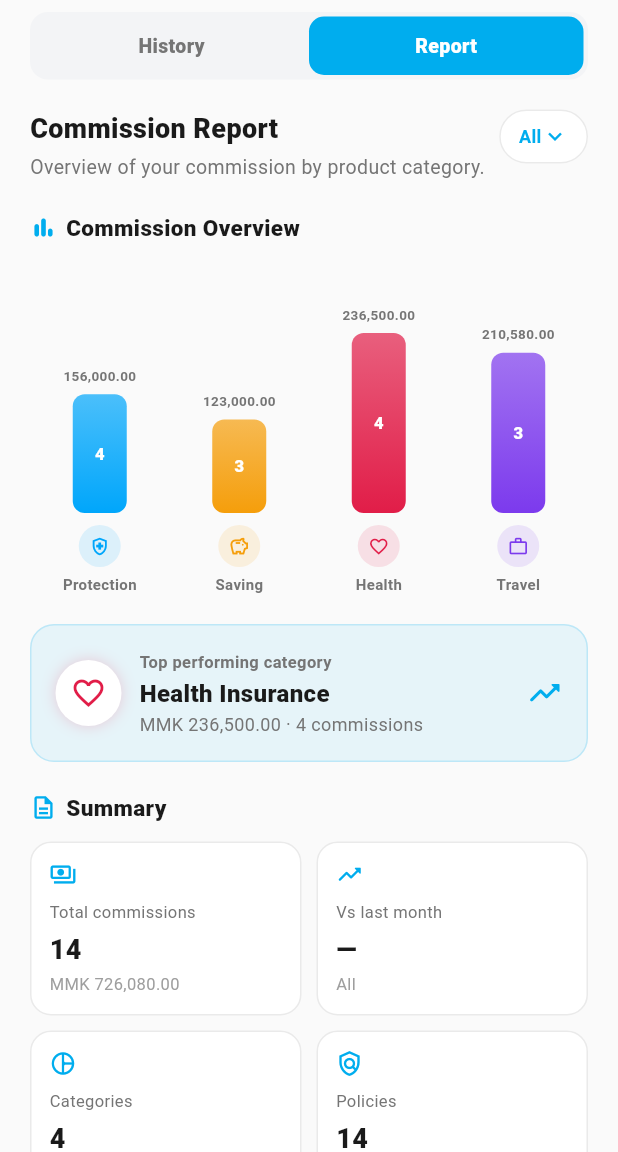
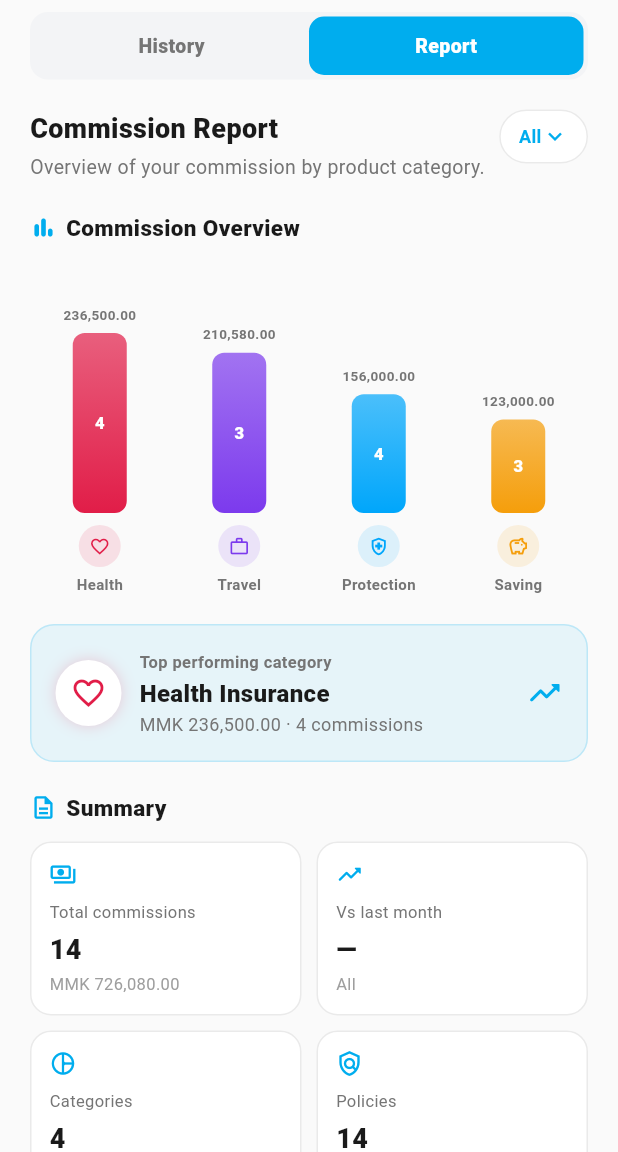
Before and after one commit to maungsaw/life_insurance, a Flutter app: the CommissionHistoryPage screen opened by its route, after a tap on "Report", on a phone screen of 412 x 824 dp, the part 84-1236 px from its top. Run offline on Flutter 3.47's test engine with Material 3 defaults, Android fonts, the phone set to English and light mode, and no system bars; our stand-ins replace connectivity_plus, dio, equatable, firebase_core, firebase_messaging, firebase_remote_config and 8 more; missing offline and left inert: file_selector, flutter_foreground_task, freerasp; accounts and stored records are empty; statements that could not run were skipped.

Commit message:
Enhance commission report functionality and layout
- Added export for CommissionOverviewLayout to presentation.dart for better data handling.
- Updated CommissionReportBody to utilize CommissionOverviewLayout for improved report generation.
- Replaced the previous category bar implementation with CommissionOverviewChart for enhanced visual representation.
- Updated documentation to reflect new features and improvements in the commission report layout.

```diff
--- /dev/null
+++ b/lib/features/profile/presentation/models/commission_overview_layout.dart
@@ -0,0 +1,133 @@
+import 'package:flutter/material.dart';
+import 'package:life_insurance/features/profile/presentation/models/commission_mock_data.dart';
+
+/// Density switch for Commission Overview — few bars vs many rows (docs/85).
+enum CommissionOverviewMode { empty, single, few, scroll, list }
+
+class CommissionOverviewSlice {
+  const CommissionOverviewSlice({
+    required this.amount,
+    required this.count,
+    this.line,
+    this.othersCategoryCount,
+  });
+
+  factory CommissionOverviewSlice.fromStat(CommissionLineStat stat) {
+    return CommissionOverviewSlice(
+      line: stat.line,
+      amount: stat.amount,
+      count: stat.count,
+    );
+  }
+
+  factory CommissionOverviewSlice.others({
+    required double amount,
+    required int count,
+    required int othersCategoryCount,
+  }) {
+    return CommissionOverviewSlice(
+      amount: amount,
+      count: count,
+      othersCategoryCount: othersCategoryCount,
+    );
+  }
+
+  final CommissionLine? line;
+  final double amount;
+  final int count;
+  final int? othersCategoryCount;
+
+  bool get isOthers => line == null;
+
+  String get label => line?.label ?? 'Others';
+
+  IconData get icon => line?.icon ?? Icons.more_horiz_rounded;
+
+  Color get color => line?.color ?? const Color(0xFF64748B);
+
+  String get semanticsLabel {
+    final money = amount <= 0 ? 'none' : CommissionFormat.money(amount);
+    final extra = othersCategoryCount == null
+        ? ''
+        : ', $othersCategoryCount more categories';
+    return '$label, $money, $count commissions$extra';
+  }
+}
+
+class CommissionOverviewPlan {
+  const CommissionOverviewPlan({
+    required this.mode,
+    required this.slices,
+    required this.maxAmount,
+  });
+
+  final CommissionOverviewMode mode;
+  final List<CommissionOverviewSlice> slices;
+  final double maxAmount;
+}
+
+/// Thresholds live here so widgets do not scatter magic numbers (docs/85).
+abstract final class CommissionOverviewLayout {
+  static const fewMax = 4;
+  static const scrollMax = 7;
+  static const listFrom = 8;
+  static const othersAfter = 10;
+  static const barMinWidth = 72.0;
+  static const barPeek = 8.0;
+
+  static CommissionOverviewMode modeFor(int positiveCount) {
+    if (positiveCount <= 0) return CommissionOverviewMode.empty;
+    if (positiveCount == 1) return CommissionOverviewMode.single;
+    if (positiveCount <= fewMax) return CommissionOverviewMode.few;
+    if (positiveCount <= scrollMax) return CommissionOverviewMode.scroll;
+    return CommissionOverviewMode.list;
+  }
+
+  static CommissionOverviewPlan plan(List<CommissionLineStat> lines) {
+    final sortedAll = [...lines]
+      ..sort((a, b) => b.amount.compareTo(a.amount));
+    final positives = sortedAll.where((s) => s.amount > 0).toList();
+    final mode = modeFor(positives.length);
+
+    final slices = switch (mode) {
+      CommissionOverviewMode.empty => const <CommissionOverviewSlice>[],
+      CommissionOverviewMode.single =>
+        positives.map(CommissionOverviewSlice.fromStat).toList(),
+      CommissionOverviewMode.few =>
+        (lines.length <= fewMax ? sortedAll : positives)
+            .map(CommissionOverviewSlice.fromStat)
+            .toList(),
+      CommissionOverviewMode.scroll =>
+        positives.map(CommissionOverviewSlice.fromStat).toList(),
+      CommissionOverviewMode.list => _bucketOthers(positives),
+    };
+
+    final maxAmount = slices.fold<double>(
+      0,
+      (m, s) => s.amount > m ? s.amount : m,
+    );
+    return CommissionOverviewPlan(
+      mode: mode,
+      slices: slices,
+      maxAmount: maxAmount,
+    );
+  }
+
+  static List<CommissionOverviewSlice> _bucketOthers(
+    List<CommissionLineStat> positives,
+  ) {
+    if (positives.length <= othersAfter) {
+      return positives.map(CommissionOverviewSlice.fromStat).toList();
+    }
+    final head = positives.take(othersAfter);
+    final tail = positives.skip(othersAfter);
+    return [
+      ...head.map(CommissionOverviewSlice.fromStat),
+      CommissionOverviewSlice.others(
+        amount: tail.fold<double>(0, (s, e) => s + e.amount),
+        count: tail.fold<int>(0, (s, e) => s + e.count),
+        othersCategoryCount: tail.length,
+      ),
+    ];
+  }
+}
--- a/lib/features/profile/presentation/pages/commission_report_body.dart
+++ b/lib/features/profile/presentation/pages/commission_report_body.dart
@@ -1,8 +1,10 @@
 import 'package:flutter/material.dart';
 import 'package:life_insurance/core/core.dart' show AppColors;
 import 'package:life_insurance/features/profile/presentation/models/commission_mock_data.dart';
+import 'package:life_insurance/features/profile/presentation/models/commission_overview_layout.dart';
+import 'package:life_insurance/features/profile/presentation/widgets/commission_overview_chart.dart';
 
-/// Report dashboard body — category bars, top performer, summary (docs/80).
+/// Report dashboard body — category bars, top performer, summary (docs/80 · 85).
 class CommissionReportBody extends StatelessWidget {
   const CommissionReportBody({
     super.key,
@@ -15,7 +17,9 @@ class CommissionReportBody extends StatelessWidget {
 
   @override
   Widget build(BuildContext context) {
-    final lines = CommissionMockData.reportLines(period);
+    final plan = CommissionOverviewLayout.plan(
+      CommissionMockData.reportLines(period),
+    );
     final top = CommissionMockData.topLine(period);
     final total = CommissionMockData.sumFor(period);
     final count = CommissionMockData.filtered(period).length;
@@ -24,7 +28,6 @@ class CommissionReportBody extends StatelessWidget {
         : 0.0;
     final vsPct = last > 0 ? ((total - last) / last * 100).round() : null;
     final vsAmount = last > 0 ? (total - last).abs() : 0.0;
-    final maxAmount = lines.fold<double>(0, (m, s) => s.amount > m ? s.amount : m);
 
     return ListView(
       padding: const EdgeInsets.fromLTRB(20, 8, 20, 32),
@@ -66,7 +69,7 @@ class CommissionReportBody extends StatelessWidget {
           label: 'Commission Overview',
         ),
         const SizedBox(height: 14),
-        if (maxAmount <= 0)
+        if (plan.mode == CommissionOverviewMode.empty)
           Padding(
             padding: EdgeInsets.symmetric(vertical: 32),
             child: Center(
@@ -80,21 +83,7 @@ class CommissionReportBody extends StatelessWidget {
             ),
           )
         else
-          SizedBox(
-            height: 220,
-            child: Row(
-              crossAxisAlignment: CrossAxisAlignment.end,
-              children: [
-                for (final stat in lines)
-                  Expanded(
-                    child: _CategoryBar(
-                      stat: stat,
-                      maxAmount: maxAmount,
-                    ),
-                  ),
-              ],
-            ),
-          ),
+          CommissionOverviewChart(plan: plan),
         if (top != null) ...[
           const SizedBox(height: 20),
           _TopCategoryCard(stat: top),
@@ -241,82 +230,6 @@ class _SectionTitle extends StatelessWidget {
   }
 }
 
-class _CategoryBar extends StatelessWidget {
-  const _CategoryBar({required this.stat, required this.maxAmount});
-
-  final CommissionLineStat stat;
-  final double maxAmount;
-
-  @override
-  Widget build(BuildContext context) {
-    final h = maxAmount <= 0 ? 0.0 : (stat.amount / maxAmount) * 120;
-    return Padding(
-      padding: const EdgeInsets.symmetric(horizontal: 4),
-      child: Column(
-        mainAxisAlignment: MainAxisAlignment.end,
-        children: [
-          Text(
-            stat.amount <= 0 ? '—' : CommissionFormat.money(stat.amount),
-            maxLines: 1,
-            overflow: TextOverflow.ellipsis,
-            style: TextStyle(
-              fontSize: 9,
-              fontWeight: FontWeight.w700,
-              color: AppColors.onSurfaceSecondary(context),
-            ),
-          ),
-          const SizedBox(height: 6),
-          Container(
-            height: h.clamp(8, 120),
-            width: 36,
-            alignment: Alignment.center,
-            decoration: BoxDecoration(
-              gradient: LinearGradient(
-                begin: Alignment.bottomCenter,
-                end: Alignment.topCenter,
-                colors: [
-                  stat.line.color,
-                  stat.line.color.withValues(alpha: 0.7),
-                ],
-              ),
-              borderRadius: BorderRadius.circular(8),
-            ),
-            child: Text(
-              '${stat.count}',
-              style: TextStyle(
-                color: AppColors.surface(context),
-                fontWeight: FontWeight.w800,
-                fontSize: 11,
-              ),
-            ),
-          ),
-          const SizedBox(height: 8),
-          Container(
-            width: 28,
-            height: 28,
-            decoration: BoxDecoration(
-              color: stat.line.color.withValues(alpha: 0.12),
-              shape: BoxShape.circle,
-            ),
-            child: Icon(stat.line.icon, size: 14, color: stat.line.color),
-          ),
-          const SizedBox(height: 4),
-          Text(
-            stat.line.label,
-            maxLines: 1,
-            overflow: TextOverflow.ellipsis,
-            style: TextStyle(
-              fontSize: 10,
-              fontWeight: FontWeight.w700,
-              color: AppColors.onSurfaceSecondary(context),
-            ),
-          ),
-        ],
-      ),
-    );
-  }
-}
-
 class _TopCategoryCard extends StatelessWidget {
   const _TopCategoryCard({required this.stat});
 
--- a/lib/features/profile/presentation/presentation.dart
+++ b/lib/features/profile/presentation/presentation.dart
@@ -1,3 +1,4 @@
 export 'pages/pages.dart';
 export 'models/profile_mock_data.dart';
 export 'models/commission_mock_data.dart';
+export 'models/commission_overview_layout.dart';
--- /dev/null
+++ b/lib/features/profile/presentation/widgets/commission_overview_chart.dart
@@ -0,0 +1,283 @@
+import 'package:flutter/material.dart';
+import 'package:life_insurance/core/core.dart' show AppColors;
+import 'package:life_insurance/features/profile/presentation/models/commission_mock_data.dart';
+import 'package:life_insurance/features/profile/presentation/models/commission_overview_layout.dart';
+
+/// Category chart that switches density with count (docs/85).
+class CommissionOverviewChart extends StatelessWidget {
+  const CommissionOverviewChart({super.key, required this.plan});
+
+  final CommissionOverviewPlan plan;
+
+  @override
+  Widget build(BuildContext context) {
+    return switch (plan.mode) {
+      CommissionOverviewMode.empty => const SizedBox.shrink(),
+      CommissionOverviewMode.single || CommissionOverviewMode.list =>
+        _CategoryList(plan: plan),
+      CommissionOverviewMode.few => _FewBars(plan: plan),
+      CommissionOverviewMode.scroll => _ScrollBars(plan: plan),
+    };
+  }
+}
+
+class _FewBars extends StatelessWidget {
+  const _FewBars({required this.plan});
+
+  final CommissionOverviewPlan plan;
+
+  @override
+  Widget build(BuildContext context) {
+    return SizedBox(
+      key: const Key('commission-overview-few'),
+      height: 220,
+      child: Row(
+        crossAxisAlignment: CrossAxisAlignment.end,
+        children: [
+          for (final slice in plan.slices)
+            Expanded(
+              child: _CategoryBar(
+                slice: slice,
+                maxAmount: plan.maxAmount,
+              ),
+            ),
+        ],
+      ),
+    );
+  }
+}
+
+class _ScrollBars extends StatelessWidget {
+  const _ScrollBars({required this.plan});
+
+  final CommissionOverviewPlan plan;
+
+  @override
+  Widget build(BuildContext context) {
+    return SizedBox(
+      key: const Key('commission-overview-scroll'),
+      height: 220,
+      child: SingleChildScrollView(
+        scrollDirection: Axis.horizontal,
+        clipBehavior: Clip.hardEdge,
+        child: Row(
+          crossAxisAlignment: CrossAxisAlignment.end,
+          children: [
+            for (final slice in plan.slices)
+              SizedBox(
+                width: CommissionOverviewLayout.barMinWidth,
+                child: _CategoryBar(
+                  slice: slice,
+                  maxAmount: plan.maxAmount,
+                ),
+              ),
+            const SizedBox(width: CommissionOverviewLayout.barPeek),
+          ],
+        ),
+      ),
+    );
+  }
+}
+
+class _CategoryList extends StatelessWidget {
+  const _CategoryList({required this.plan});
+
+  final CommissionOverviewPlan plan;
+
+  @override
+  Widget build(BuildContext context) {
+    final key = plan.mode == CommissionOverviewMode.single
+        ? const Key('commission-overview-single')
+        : const Key('commission-overview-list');
+    return Column(
+      key: key,
+      children: [
+        for (var i = 0; i < plan.slices.length; i++) ...[
+          if (i > 0) const SizedBox(height: 10),
+          _CategoryListTile(
+            slice: plan.slices[i],
+            maxAmount: plan.maxAmount,
+          ),
+        ],
+      ],
+    );
+  }
+}
+
+class _CategoryBar extends StatelessWidget {
+  const _CategoryBar({required this.slice, required this.maxAmount});
+
+  final CommissionOverviewSlice slice;
+  final double maxAmount;
+
+  @override
+  Widget build(BuildContext context) {
+    final h = maxAmount <= 0 ? 0.0 : (slice.amount / maxAmount) * 120;
+    return Semantics(
+      label: slice.semanticsLabel,
+      child: Padding(
+        padding: const EdgeInsets.symmetric(horizontal: 4),
+        child: Column(
+          mainAxisAlignment: MainAxisAlignment.end,
+          children: [
+            Text(
+              slice.amount <= 0 ? '—' : CommissionFormat.money(slice.amount),
+              maxLines: 1,
+              overflow: TextOverflow.ellipsis,
+              style: TextStyle(
+                fontSize: 9,
+                fontWeight: FontWeight.w700,
+                color: AppColors.onSurfaceSecondary(context),
+              ),
+            ),
+            const SizedBox(height: 6),
+            Container(
+              height: h.clamp(8, 120),
+              width: 36,
+              alignment: Alignment.center,
+              decoration: BoxDecoration(
+                gradient: LinearGradient(
+                  begin: Alignment.bottomCenter,
+                  end: Alignment.topCenter,
+                  colors: [
+                    slice.color,
+                    slice.color.withValues(alpha: 0.7),
+                  ],
+                ),
+                borderRadius: BorderRadius.circular(8),
+              ),
+              child: Text(
+                '${slice.count}',
+                style: TextStyle(
+                  color: AppColors.surface(context),
+                  fontWeight: FontWeight.w800,
+                  fontSize: 11,
+                ),
+              ),
+            ),
+            const SizedBox(height: 8),
+            Container(
+              width: 28,
+              height: 28,
+              decoration: BoxDecoration(
+                color: slice.color.withValues(alpha: 0.12),
+                shape: BoxShape.circle,
+              ),
+              child: Icon(slice.icon, size: 14, color: slice.color),
+            ),
+            const SizedBox(height: 4),
+            Text(
+              slice.label,
+              maxLines: 1,
+              overflow: TextOverflow.ellipsis,
+              style: TextStyle(
+                fontSize: 10,
+                fontWeight: FontWeight.w700,
+                color: AppColors.onSurfaceSecondary(context),
+              ),
+            ),
+          ],
+        ),
+      ),
+    );
+  }
+}
+
+class _CategoryListTile extends StatelessWidget {
+  const _CategoryListTile({required this.slice, required this.maxAmount});
+
+  final CommissionOverviewSlice slice;
+  final double maxAmount;
+
+  @override
+  Widget build(BuildContext context) {
+    final frac = maxAmount <= 0 ? 0.0 : (slice.amount / maxAmount).clamp(0.0, 1.0);
+    return Semantics(
+      label: slice.semanticsLabel,
+      child: Container(
+        padding: const EdgeInsets.all(12),
+        decoration: BoxDecoration(
+          color: AppColors.surface(context),
+          borderRadius: BorderRadius.circular(14),
+          border: Border.all(color: AppColors.border(context)),
+        ),
+        child: Row(
+          children: [
+            Container(
+              width: 36,
+              height: 36,
+              decoration: BoxDecoration(
+                color: slice.color.withValues(alpha: 0.12),
+                shape: BoxShape.circle,
+              ),
+              child: Icon(slice.icon, size: 18, color: slice.color),
+            ),
+            const SizedBox(width: 10),
+            Expanded(
+              child: Column(
+                crossAxisAlignment: CrossAxisAlignment.start,
+                children: [
+                  Row(
+                    children: [
+                      Expanded(
+                        child: Text(
+                          slice.isOthers
+                              ? slice.label
+                              : '${slice.label} Insurance',
+                          maxLines: 1,
+                          overflow: TextOverflow.ellipsis,
+                          style: TextStyle(
+                            fontSize: 14,
+                            fontWeight: FontWeight.w800,
+                            color: AppColors.onSurface(context),
+                          ),
+                        ),
+                      ),
+                      const SizedBox(width: 8),
+                      Text(
+                        CommissionFormat.money(slice.amount),
+                        style: TextStyle(
+                          fontSize: 13,
+                          fontWeight: FontWeight.w800,
+                          color: AppColors.onSurface(context),
+                        ),
+                      ),
+                    ],
+                  ),
+                  const SizedBox(height: 8),
+                  ClipRRect(
+                    borderRadius: BorderRadius.circular(99),
+                    child: SizedBox(
+                      height: 8,
+                      child: Stack(
+                        fit: StackFit.expand,
+                        children: [
+                          ColoredBox(color: AppColors.mutedFill(context)),
+                          FractionallySizedBox(
+                            alignment: Alignment.centerLeft,
+                            widthFactor: frac,
+                            child: ColoredBox(color: slice.color),
+                          ),
+                        ],
+                      ),
+                    ),
+                  ),
+                  const SizedBox(height: 6),
+                  Text(
+                    slice.isOthers
+                        ? '${slice.count} commissions · ${slice.othersCategoryCount} more categories'
+                        : '${slice.count} commissions',
+                    style: TextStyle(
+                      fontSize: 11,
+                      color: AppColors.onSurfaceSecondary(context),
+                    ),
+                  ),
+                ],
+              ),
+            ),
+          ],
+        ),
+      ),
+    );
+  }
+}
```
Also changed, not shown: 3 other files.
